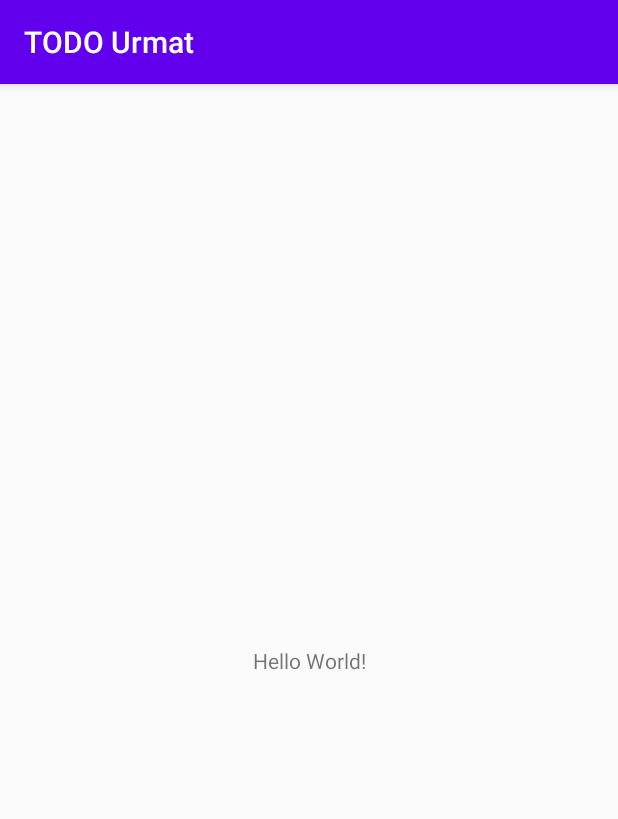
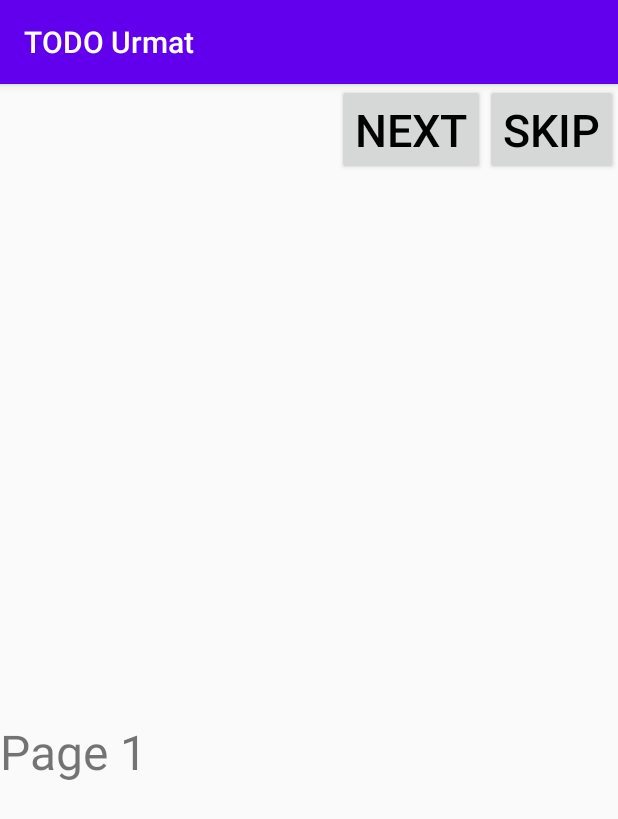
Before and after one commit to BigOnake/Spend-time, an Android app: the screen it shows after launch (MainActivity before the commit, IntroActivity after it), on a phone screen of 412 x 824 dp. Shown: the top 819 px of the screen. Run offline under Robolectric (Android 15) with nearby library versions, the phone set to English and light mode, and no system bars.

Commit message:
upd: 1st hw done

```diff
--- a/app/build.gradle
+++ b/app/build.gradle
@@ -28,6 +28,7 @@ dependencies {
 
     implementation 'androidx.appcompat:appcompat:1.1.0'
     implementation 'androidx.constraintlayout:constraintlayout:1.1.3'
+    implementation 'androidx.legacy:legacy-support-v4:1.0.0'
     testImplementation 'junit:junit:4.12'
     androidTestImplementation 'androidx.test.ext:junit:1.1.1'
     androidTestImplementation 'androidx.test.espresso:espresso-core:3.2.0'
--- a/app/src/main/AndroidManifest.xml
+++ b/app/src/main/AndroidManifest.xml
@@ -9,13 +9,16 @@
         android:roundIcon="@mipmap/ic_launcher_round"
         android:supportsRtl="true"
         android:theme="@style/AppTheme">
-        <activity android:name=".MainActivity">
+        <activity android:name=".viewPager.IntroActivity">
             <intent-filter>
                 <action android:name="android.intent.action.MAIN" />
 
                 <category android:name="android.intent.category.LAUNCHER" />
             </intent-filter>
         </activity>
+        <activity android:name=".MainActivity">
+
+        </activity>
     </application>
 
 </manifest>
--- a/app/src/main/java/com/example/todourmat/MainActivity.java
+++ b/app/src/main/java/com/example/todourmat/MainActivity.java
@@ -3,6 +3,7 @@ package com.example.todourmat;
 import androidx.appcompat.app.AppCompatActivity;
 
 import android.os.Bundle;
+import android.util.Log;
 
 public class MainActivity extends AppCompatActivity {
 
@@ -10,5 +11,6 @@ public class MainActivity extends AppCompatActivity {
     protected void onCreate(Bundle savedInstanceState) {
         super.onCreate(savedInstanceState);
         setContentView(R.layout.activity_main);
+        Log.d("ololo","jopa");
     }
 }
--- /dev/null
+++ b/app/src/main/java/com/example/todourmat/viewPager/IntroActivity.java
@@ -0,0 +1,102 @@
+package com.example.todourmat.viewPager;
+
+import androidx.annotation.NonNull;
+import androidx.appcompat.app.AppCompatActivity;
+import androidx.fragment.app.Fragment;
+import androidx.fragment.app.FragmentManager;
+import androidx.fragment.app.FragmentPagerAdapter;
+import androidx.viewpager.widget.ViewPager;
+
+import android.content.Intent;
+import android.os.Bundle;
+import android.util.Log;
+import android.view.View;
+import android.widget.Button;
+
+import com.example.todourmat.MainActivity;
+import com.example.todourmat.R;
+
+public class IntroActivity extends AppCompatActivity {
+
+    private ViewPager viewPager;
+    private Button btn_skip, btn_next;
+
+    @Override
+    protected void onCreate(Bundle savedInstanceState) {
+        super.onCreate(savedInstanceState);
+        setContentView(R.layout.activity_intro);
+
+        viewPager = findViewById(R.id.viewPager);
+        viewPager.setAdapter(new SectionsPagerAdapter(getSupportFragmentManager()));
+
+        btn_skip = findViewById(R.id.btn_skip);
+        btn_next = findViewById(R.id.btn_next);
+        btn_skip.setOnClickListener(new View.OnClickListener() {
+            @Override
+            public void onClick(View v) {
+                Intent intent = new Intent(IntroActivity.this, MainActivity.class);
+                startActivity(intent);
+                finish();
+            }
+        });
+
+        btn_next.setOnClickListener(new View.OnClickListener() {
+            @Override
+            public void onClick(View v) {
+                viewPager.addOnPageChangeListener(new ViewPager.OnPageChangeListener() {
+                    @Override
+                    public void onPageScrolled(int position, float positionOffset, int positionOffsetPixels) {
+
+                    }
+
+                    @Override
+                    public void onPageSelected(int position) {
+                        if (viewPager.getCurrentItem() == 2) {
+                            btn_next.setVisibility(View.GONE);
+                            btn_skip.setText("Start");
+                        }else {
+                            btn_skip.setText("skip");
+                            btn_next.setVisibility(View.VISIBLE);
+                        }
+                    }
+
+                    @Override
+                    public void onPageScrollStateChanged(int state) {
+
+                    }
+                });
+                switch (viewPager.getCurrentItem()) {
+                    case 0:
+                        viewPager.setCurrentItem(1);
+                        break;
+                    case 1:
+                        viewPager.setCurrentItem(2);
+                        break;
+                }
+            }
+        });
+    }
+
+
+    public class SectionsPagerAdapter extends FragmentPagerAdapter {
+
+        public SectionsPagerAdapter(@NonNull FragmentManager fm) {
+            super(fm, FragmentPagerAdapter.BEHAVIOR_RESUME_ONLY_CURRENT_FRAGMENT);
+        }
+
+        @NonNull
+        @Override
+        public Fragment getItem(int position) {
+            Bundle bundle = new Bundle();
+            bundle.putInt("pos", position);
+            IntroFragment fragment = new IntroFragment();
+            fragment.setArguments(bundle);
+            return fragment;
+        }
+
+        @Override
+        public int getCount() {
+            return 3;
+        }
+    }
+}
--- /dev/null
+++ b/app/src/main/java/com/example/todourmat/viewPager/IntroFragment.java
@@ -0,0 +1,75 @@
+package com.example.todourmat.viewPager;
+
+import android.content.Intent;
+import android.os.Bundle;
+
+import androidx.annotation.NonNull;
+import androidx.annotation.Nullable;
+import androidx.fragment.app.Fragment;
+import androidx.fragment.app.FragmentManager;
+import androidx.fragment.app.FragmentPagerAdapter;
+import androidx.viewpager.widget.ViewPager;
+
+import android.view.LayoutInflater;
+import android.view.View;
+import android.view.ViewGroup;
+import android.widget.Button;
+import android.widget.TextView;
+
+import com.example.todourmat.MainActivity;
+import com.example.todourmat.R;
+
+/**
+ * A simple {@link Fragment} subclass.
+ */
+public class IntroFragment extends Fragment {
+
+    private TextView textTitle;
+    private Button button;
+
+    public IntroFragment() {
+        // Required empty public constructor
+    }
+
+    @Override
+    public View onCreateView(LayoutInflater inflater, ViewGroup container,
+                             Bundle savedInstanceState) {
+        // Inflate the layout for this fragment
+        return inflater.inflate(R.layout.fragment_intro, container, false);
+    }
+
+    @Override
+    public void onViewCreated(@NonNull View view, @Nullable Bundle savedInstanceState) {
+        super.onViewCreated(view, savedInstanceState);
+        final IntroActivity introActivity = (IntroActivity) getActivity();
+        textTitle = view.findViewById(R.id.intr_text);
+        /*button = view.findViewById(R.id.btn_next);
+        button.setOnClickListener(new View.OnClickListener() {
+            @Override
+            public void onClick(View v) {
+                if (viewPager.getCurrentItem() == 1) {
+                    viewPager.setCurrentItem(2);
+                }else{
+                    viewPager.setCurrentItem(3);
+                }
+            }
+        });*/
+
+        int pos = getArguments().getInt("pos");
+        switch (pos) {
+            case 0:
+                textTitle.setText("Page 1");
+                //button.setVisibility(View.VISIBLE);
+                break;
+            case 1:
+                textTitle.setText("Page 2");
+                //button.setVisibility(View.VISIBLE);
+                break;
+            case 2:
+                textTitle.setText("Page 3");
+                //button.setVisibility(View.GONE);
+                break;
+        }
+    }
+
+}
--- /dev/null
+++ b/app/src/main/res/layout/activity_intro.xml
@@ -0,0 +1,38 @@
+<?xml version="1.0" encoding="utf-8"?>
+<androidx.constraintlayout.widget.ConstraintLayout xmlns:android="http://schemas.android.com/apk/res/android"
+    xmlns:app="http://schemas.android.com/apk/res-auto"
+    xmlns:tools="http://schemas.android.com/tools"
+    android:layout_width="match_parent"
+    android:layout_height="match_parent"
+
+    tools:context=".viewPager.IntroActivity">
+
+    <Button
+        android:id="@+id/btn_skip"
+        android:layout_width="wrap_content"
+        android:layout_height="wrap_content"
+        android:text="skip"
+        android:textSize="30sp"
+        android:textColor="@android:color/black"
+        app:layout_constraintRight_toRightOf="parent"
+        app:layout_constraintTop_toTopOf="parent" />
+
+    <Button
+        android:id="@+id/btn_next"
+        android:layout_width="wrap_content"
+        android:layout_height="wrap_content"
+        android:text="Next"
+        android:textColor="@android:color/black"
+        android:textSize="30sp"
+        app:layout_constraintRight_toLeftOf="@id/btn_skip"
+        app:layout_constraintTop_toTopOf="parent" />
+
+    <androidx.viewpager.widget.ViewPager
+        android:id="@+id/viewPager"
+        android:layout_width="match_parent"
+        android:layout_height="wrap_content"
+        android:layout_below="@id/btn_skip"
+        app:layout_constraintTop_toBottomOf="@id/btn_skip" />
+
+
+</androidx.constraintlayout.widget.ConstraintLayout>
--- /dev/null
+++ b/app/src/main/res/layout/fragment_intro.xml
@@ -0,0 +1,30 @@
+<?xml version="1.0" encoding="utf-8"?>
+<androidx.constraintlayout.widget.ConstraintLayout xmlns:android="http://schemas.android.com/apk/res/android"
+    xmlns:app="http://schemas.android.com/apk/res-auto"
+    xmlns:tools="http://schemas.android.com/tools"
+    android:layout_width="match_parent"
+    android:layout_height="match_parent"
+    android:orientation="vertical"
+    tools:context=".viewPager.IntroFragment">
+
+    <!-- TODO: Update blank fragment layout -->
+
+    <TextView
+        android:id="@+id/intr_text"
+        android:layout_width="match_parent"
+        android:layout_height="wrap_content"
+        android:text="Hello"
+        android:textSize="32sp"
+        app:layout_constraintBottom_toBottomOf="parent"
+        app:layout_constraintTop_toTopOf="parent" />
+
+   <!-- <Button
+        android:id="@+id/btn_next"
+        android:layout_width="wrap_content"
+        android:layout_height="wrap_content"
+        android:text="Next"
+        android:textColor="@android:color/black"
+        android:textSize="30sp"
+        app:layout_constraintRight_toRightOf="parent"
+        app:layout_constraintTop_toTopOf="parent" />-->
+</androidx.constraintlayout.widget.ConstraintLayout>
--- a/app/src/main/res/values/strings.xml
+++ b/app/src/main/res/values/strings.xml
@@ -1,3 +1,6 @@
 <resources>
     <string name="app_name">TODO Urmat</string>
+
+    <!-- TODO: Remove or change this placeholder text -->
+    <string name="hello_blank_fragment">Hello blank fragment</string>
 </resources>
```
